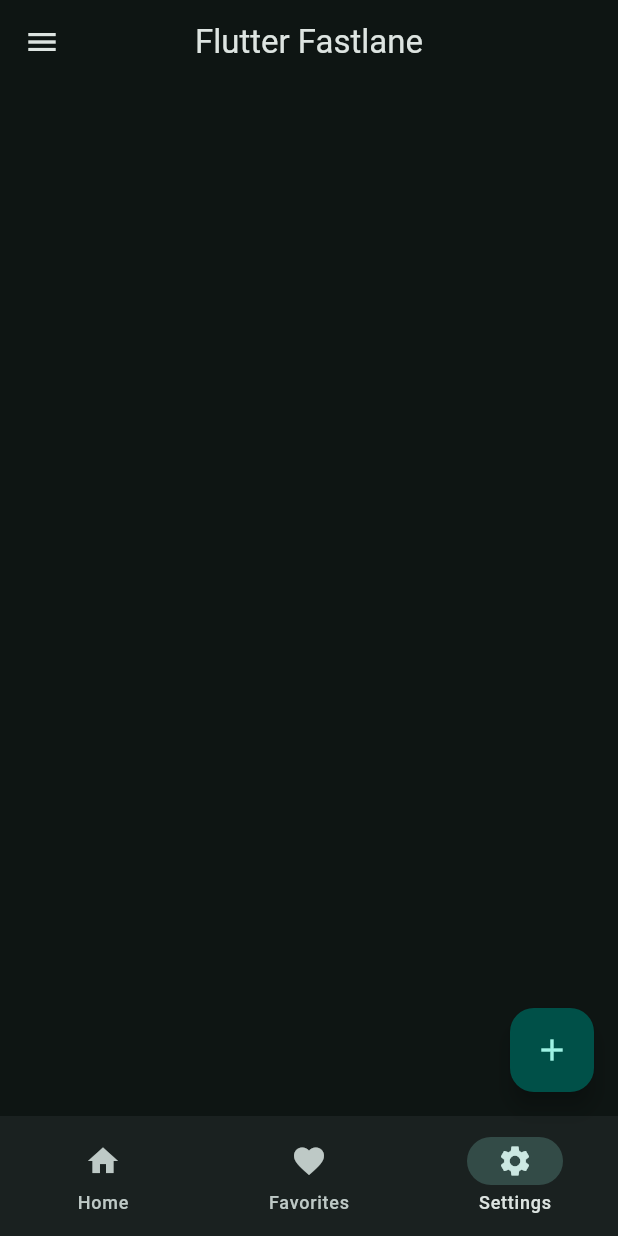
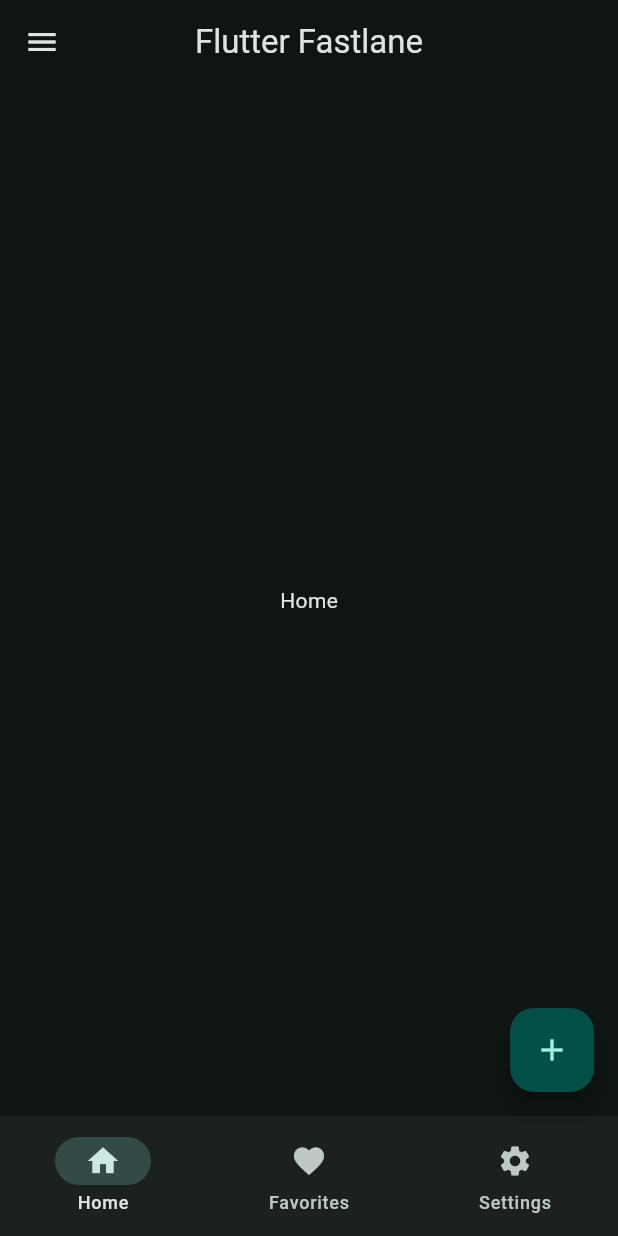
Before and after one commit to DGreegman/flutter_fastlane, a Flutter app: the screen it shows after launch, on a phone screen of 412 x 824 dp. Run offline on Flutter 3.47's test engine with Material 3 defaults, Android fonts, the phone set to English and light mode, and no system bars.

Commit message:
Worked on the Navigation and separating codes to different files

```diff
--- a/lib/main.dart
+++ b/lib/main.dart
@@ -1,4 +1,5 @@
 import 'package:flutter/material.dart';
+import 'package:flutter_fastlane/views/widget_tree.dart';
 
 void main() {
   runApp(const MyApp());
@@ -8,9 +9,14 @@ void main() {
 // material app
 // scaffold
 
-class MyApp extends StatelessWidget {
+class MyApp extends StatefulWidget {
   const MyApp({super.key});
 
+  @override
+  State<MyApp> createState() => _MyAppState();
+}
+
+class _MyAppState extends State<MyApp> {
   @override
   Widget build(BuildContext context) {
     return MaterialApp(
@@ -21,48 +27,7 @@ class MyApp extends StatelessWidget {
           brightness: Brightness.dark,
         ),
       ),
-      home: Scaffold(
-        appBar: AppBar(
-          title: const Text('Flutter Fastlane'),
-          centerTitle: true,
-          // leading: const Icon(Icons.login),
-          // actions: [
-          //   IconButton(onPressed: () {}, icon: const Icon(Icons.search)),
-          // ],
-          // backgroundColor: Colors.teal.shade700,
-        ),
-
-        drawer: Drawer(
-          child: Column(
-            children: [
-              UserAccountsDrawerHeader(
-                accountName: const Text('John Doe'),
-                accountEmail: const Text('john.doe@example.com'),
-              ),
-            ],
-          ),
-        ),
-        floatingActionButton: FloatingActionButton(
-          onPressed: () {
-            print("Hello WWorld");
-          },
-          child: const Icon(Icons.add),
-        ),
-        bottomNavigationBar: NavigationBar(
-          destinations: [
-            NavigationDestination(icon: Icon(Icons.home), label: 'Home'),
-            NavigationDestination(
-              icon: Icon(Icons.favorite),
-              label: 'Favorites',
-            ),
-            NavigationDestination(
-              icon: Icon(Icons.settings),
-              label: 'Settings',
-            ),
-          ],
-          selectedIndex: 2,
-        ),
-      ),
+      home: WidgetTree(),
     );
   }
 }
--- /dev/null
+++ b/lib/views/data/notifiers.dart
@@ -0,0 +1,6 @@
+// ValueNotifier: holds the data and notifies listeners when the data changes
+// ValueListenableBuilder: listens to the ValueNotifier and rebuilds the UI when notified it does not need setState
+// check the navbar_widgets.dart for implementation
+import 'package:flutter/material.dart';
+
+ValueNotifier<int> selectedPageNotifier = ValueNotifier(0);
--- /dev/null
+++ b/lib/views/pages/favourite_page.dart
@@ -0,0 +1,10 @@
+import 'package:flutter/material.dart';
+
+class FavouritePage extends StatelessWidget {
+  const FavouritePage({super.key});
+
+  @override
+  Widget build(BuildContext context) {
+    return Center(child: Text('Favorites Page'));
+  }
+}
--- /dev/null
+++ b/lib/views/pages/home_page.dart
@@ -0,0 +1,10 @@
+import 'package:flutter/material.dart';
+
+class HomePage extends StatelessWidget {
+  const HomePage({super.key});
+
+  @override
+  Widget build(BuildContext context) {
+    return Center(child: Text('Home'));
+  }
+}
--- /dev/null
+++ b/lib/views/pages/settings.dart
@@ -0,0 +1,10 @@
+import 'package:flutter/material.dart';
+
+class SettingsPage extends StatelessWidget {
+  const SettingsPage({super.key});
+
+  @override
+  Widget build(BuildContext context) {
+    return Center(child: Text('Settings Page'));
+  }
+}
--- /dev/null
+++ b/lib/views/widget_tree.dart
@@ -0,0 +1,52 @@
+import 'package:flutter/material.dart';
+import 'package:flutter_fastlane/views/data/notifiers.dart';
+import 'package:flutter_fastlane/views/pages/favourite_page.dart';
+import 'package:flutter_fastlane/views/pages/home_page.dart';
+import 'package:flutter_fastlane/views/pages/settings.dart';
+import 'package:flutter_fastlane/views/widgets/navbar_widgets.dart';
+
+List<Widget> pages = [HomePage(), FavouritePage(), SettingsPage()];
+
+class WidgetTree extends StatelessWidget {
+  const WidgetTree({super.key});
+
+  @override
+  Widget build(BuildContext context) {
+    return Scaffold(
+      appBar: AppBar(
+        title: const Text('Flutter Fastlane'),
+        centerTitle: true,
+        // leading: const Icon(Icons.login),
+        // actions: [
+        //   IconButton(onPressed: () {}, icon: const Icon(Icons.search)),
+        // ],
+        // backgroundColor: Colors.teal.shade700,
+      ),
+
+      drawer: Drawer(
+        child: Column(
+          children: [
+            UserAccountsDrawerHeader(
+              accountName: const Text('John Doe'),
+              accountEmail: const Text('john.doe@example.com'),
+            ),
+          ],
+        ),
+      ),
+      floatingActionButton: FloatingActionButton(
+        onPressed: () {
+          print("Hello World");
+        },
+        child: const Icon(Icons.add),
+      ),
+      bottomNavigationBar: NavbarWidgets(),
+
+      body: ValueListenableBuilder(
+        valueListenable: selectedPageNotifier,
+        builder: (context, value, child) {
+          return pages[value];
+        },
+      ),
+    );
+  }
+}
--- /dev/null
+++ b/lib/views/widgets/navbar_widgets.dart
@@ -0,0 +1,32 @@
+import 'package:flutter/material.dart';
+import 'package:flutter_fastlane/views/data/notifiers.dart';
+
+class NavbarWidgets extends StatelessWidget {
+  const NavbarWidgets({super.key});
+
+  @override
+  Widget build(BuildContext context) {
+    return ValueListenableBuilder(
+      valueListenable: selectedPageNotifier,
+      builder: (context, selectedPage, child) {
+        return NavigationBar(
+          destinations: [
+            NavigationDestination(icon: Icon(Icons.home), label: 'Home'),
+            NavigationDestination(
+              icon: Icon(Icons.favorite),
+              label: 'Favorites',
+            ),
+            NavigationDestination(
+              icon: Icon(Icons.settings),
+              label: 'Settings',
+            ),
+          ],
+          selectedIndex: selectedPage,
+          onDestinationSelected: (value) {
+            selectedPageNotifier.value = value;
+          },
+        );
+      },
+    );
+  }
+}
```
